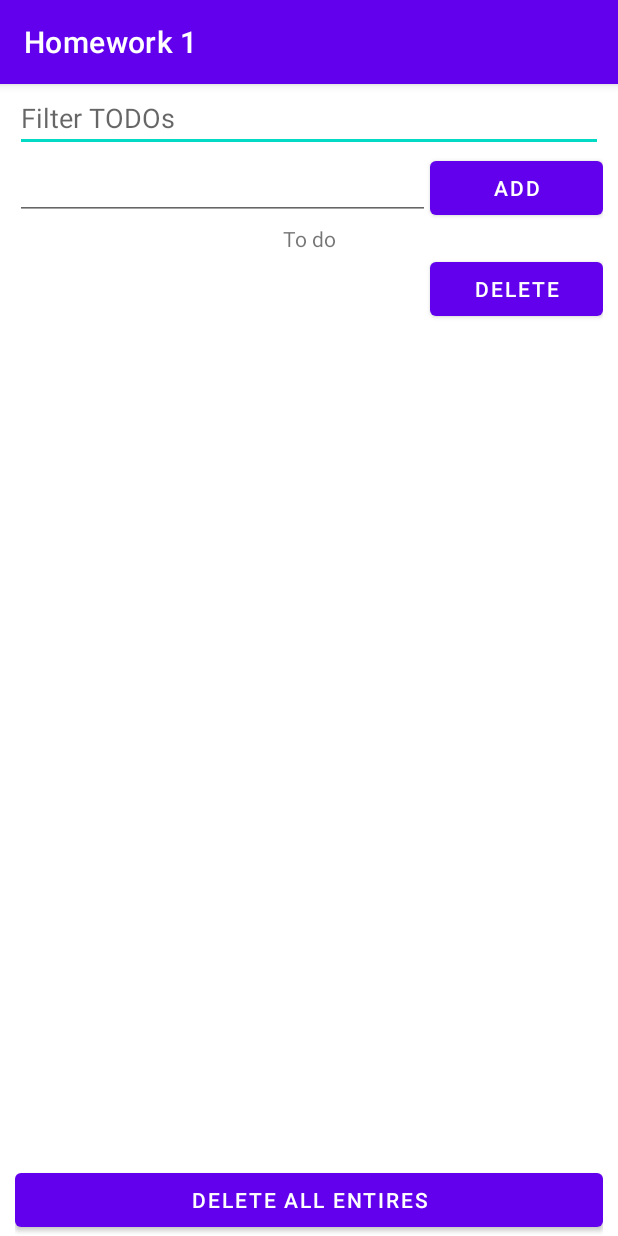
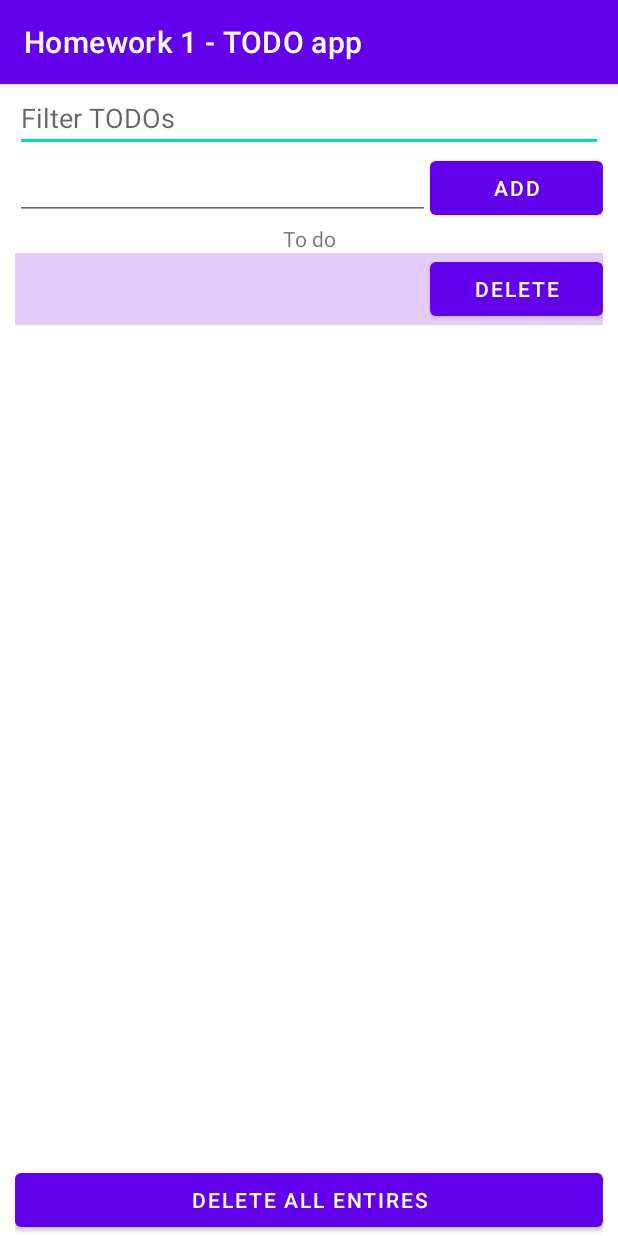
Before and after one commit to matevskial/pmp-homeworks, an Android app: the Homework1 screen opened directly, with no data from a screen before it, after a tap on "ADD", on a phone screen of 412 x 824 dp. Run offline under Robolectric (Android 15) with nearby library versions, the phone set to English and light mode, and no system bars.

Commit message:
[hm1] Improve UI
* Change title of the activity

* Change background of the scrollView

* Update documentation

```diff
--- a/app/src/main/java/com/matevskial/pmphomeworks/Homework1.kt
+++ b/app/src/main/java/com/matevskial/pmphomeworks/Homework1.kt
@@ -20,7 +20,7 @@ class Homework1 : AppCompatActivity() {
     override fun onCreate(savedInstanceState: Bundle?) {
         super.onCreate(savedInstanceState)
         setContentView(R.layout.activity_homework1)
-        title = "Homework 1"
+        title = "Homework 1 - TODO app"
 
         newTodoEditText = findViewById(R.id.newTodoEditText)
         newTodoButton = findViewById(R.id.newTodoButton)
--- a/app/src/main/res/layout/activity_homework1.xml
+++ b/app/src/main/res/layout/activity_homework1.xml
@@ -45,7 +45,8 @@
 
     <ScrollView
         android:layout_width="match_parent"
-        android:layout_height="wrap_content">
+        android:layout_height="wrap_content"
+        android:background="#E3CDF8">
 
         <LinearLayout
             android:id="@+id/todoContainer"
```
Also changed, not shown: 1 other file.
